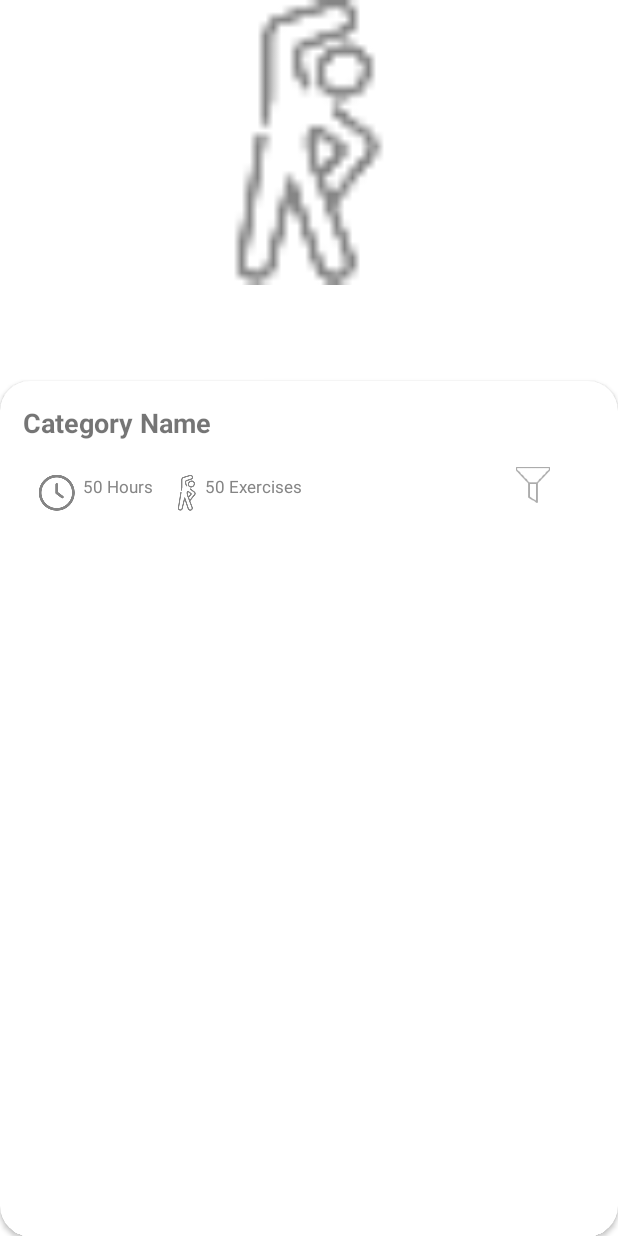
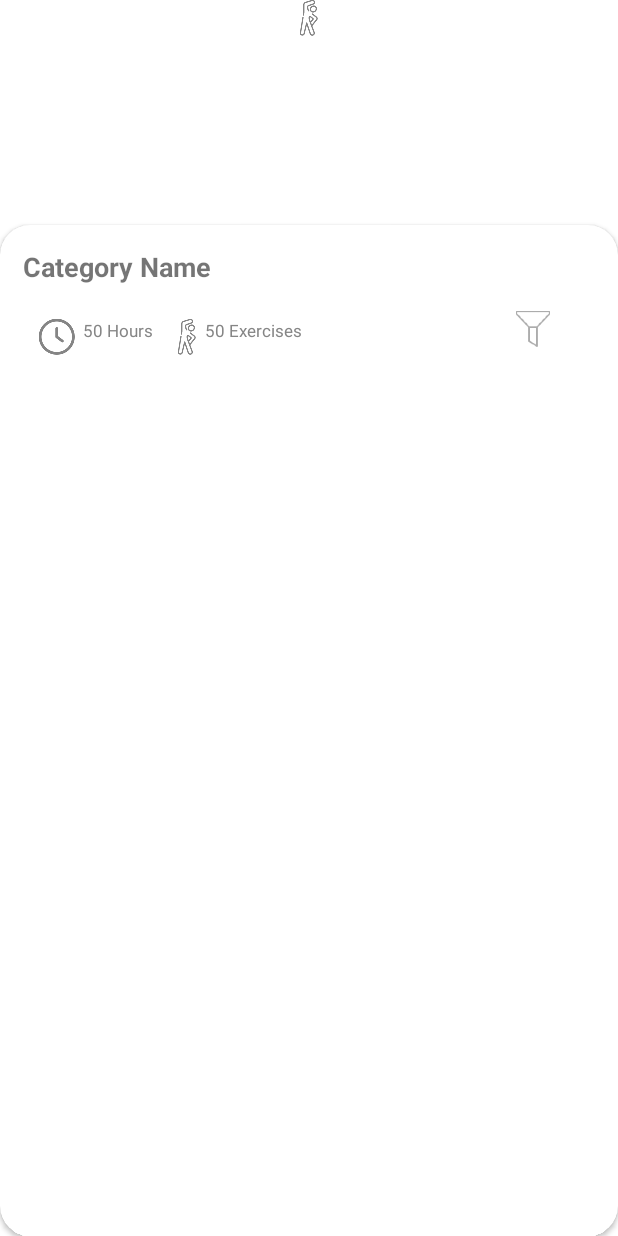
Before and after one commit to jamhour1g/FitNest, an Android app: the ExercisesActivity screen opened directly, with no data from a screen before it, on a phone screen of 412 x 824 dp. Run offline under Robolectric (Android 15) with nearby library versions, the phone set to English and light mode, and no system bars; Roboto replaces fonts that are not available here.

Commit message:
refactor: Adjust UI components for better screen fit
Resize and reposition UI elements to improve screen fit across
various device sizes, ensuring a more visually balanced layout

```diff
--- a/app/src/main/res/layout/category_card.xml
+++ b/app/src/main/res/layout/category_card.xml
@@ -2,7 +2,7 @@
 <androidx.cardview.widget.CardView xmlns:android="http://schemas.android.com/apk/res/android"
     xmlns:app="http://schemas.android.com/apk/res-auto"
     android:id="@+id/main"
-    android:layout_width="340dp"
+    android:layout_width="match_parent"
     android:layout_height="180dp"
     android:layout_gravity="center"
     android:elevation="30dp"
--- a/app/src/main/res/layout/exercise_card.xml
+++ b/app/src/main/res/layout/exercise_card.xml
@@ -2,7 +2,7 @@
 <androidx.cardview.widget.CardView xmlns:android="http://schemas.android.com/apk/res/android"
     xmlns:app="http://schemas.android.com/apk/res-auto"
     android:id="@+id/main"
-    android:layout_width="340dp"
+    android:layout_width="match_parent"
     android:layout_height="180dp"
     android:layout_gravity="center"
     android:elevation="30dp"
--- a/app/src/main/res/layout/exercises_activity.xml
+++ b/app/src/main/res/layout/exercises_activity.xml
@@ -5,19 +5,21 @@
     android:id="@+id/main"
     android:layout_width="match_parent"
     android:layout_height="match_parent"
-    android:orientation="vertical"
     tools:context=".activities.ExercisesActivity">
 
     <ImageView
         android:id="@+id/exerciseCategoryImageView"
         android:layout_width="match_parent"
-        android:layout_height="190dp"
+        android:layout_height="wrap_content"
+        android:layout_marginBottom="5dp"
+        android:scaleType="fitCenter"
         app:srcCompat="@drawable/ic_action_name" />
 
     <androidx.cardview.widget.CardView
         android:layout_width="match_parent"
-        android:layout_height="570dp"
-        android:layout_gravity="bottom|end"
+        android:layout_height="match_parent"
+        android:layout_gravity="bottom"
+        android:layout_marginTop="150dp"
         android:elevation="20dp"
         app:cardBackgroundColor="@color/white"
         app:cardCornerRadius="20dp"
@@ -25,7 +27,7 @@
 
         <LinearLayout
             android:layout_width="match_parent"
-            android:layout_height="match_parent"
+            android:layout_height="wrap_content"
             android:orientation="vertical"
             android:padding="15dp">
 
@@ -82,15 +84,12 @@
                     android:button="@drawable/filters_icon"
                     android:elevation="20dp" />
 
-
             </LinearLayout>
 
             <androidx.recyclerview.widget.RecyclerView
                 android:id="@+id/exercisesRecyclerView"
                 android:layout_width="match_parent"
-                android:layout_height="wrap_content">
-
-            </androidx.recyclerview.widget.RecyclerView>
+                android:layout_height="match_parent" />
 
         </LinearLayout>
 
--- a/app/src/main/res/layout/home_screen_activity.xml
+++ b/app/src/main/res/layout/home_screen_activity.xml
@@ -24,7 +24,7 @@
 
         <View
             android:id="@+id/divider2"
-            android:layout_width="match_parent"
+            android:layout_width="0dp"
             android:layout_height="0dp"
             android:layout_weight="1"
             android:background="?android:attr/listDivider" />
@@ -69,7 +69,7 @@
 
     <androidx.recyclerview.widget.RecyclerView
         android:id="@+id/workOutCategoriesRecyclerView"
-        android:layout_width="wrap_content"
+        android:layout_width="match_parent"
         android:layout_height="wrap_content"
         android:padding="5dp" />
 
```
Also changed, not shown: app/src/main/res/drawable/baseline_arrow_back_24.xml (added, +13 -0 lines).
